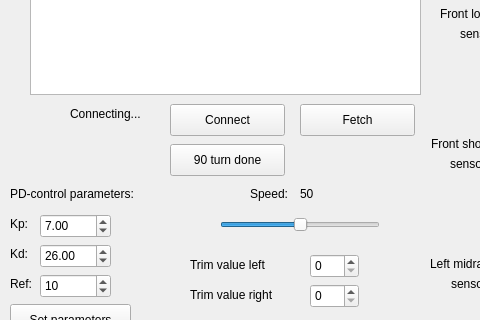
Above: Kod/Styr_m/Styr_m/mapGUI/gui.ui from hansfilipelo/Kandidadprojekt before the change; both pictures show x 0 to 480 and y 322 to 642 of the 871 by 806 pixel window. Below: the same form after it.
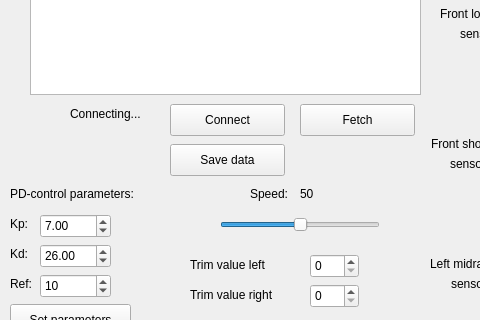
That is the form after the change. Custom widgets are drawn as their Qt base class.

What changed in the file:
```diff
--- a/Kod/Styr_m/Styr_m/mapGUI/gui.ui
+++ b/Kod/Styr_m/Styr_m/mapGUI/gui.ui
@@ -523,7 +523,7 @@
      </rect>
     </property>
     <property name="text">
-     <string>90 turn done</string>
+     <string>Save data</string>
     </property>
    </widget>
    <widget class="QLabel" name="trimLeftLabel">
```
Left out of the diff: 3 changed lines with no effect on the pictures.
